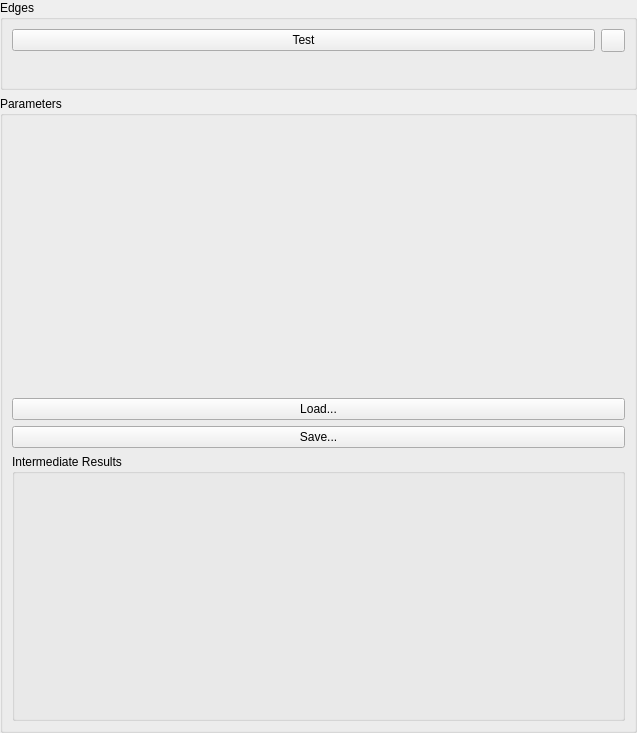
ImagingTools/AcfPublic, file AcfSln/Include/iedgegui/CEdgeLinesSupplierGuiComp.ui: the form before one commit.
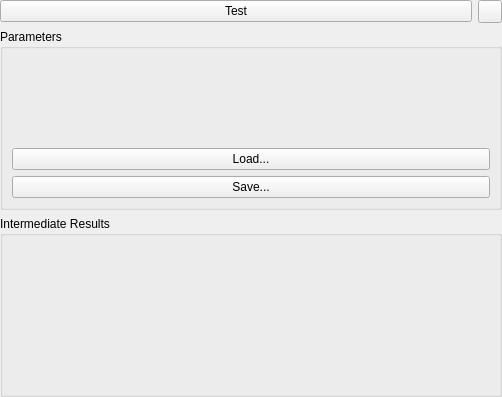
The form after the commit. Icons and pictures are not drawn.

Diff of the .ui file:
```diff
--- a/AcfSln/Include/iedgegui/CEdgeLinesSupplierGuiComp.ui
+++ b/AcfSln/Include/iedgegui/CEdgeLinesSupplierGuiComp.ui
@@ -6,121 +6,25 @@
    <rect>
     <x>0</x>
     <y>0</y>
-    <width>637</width>
-    <height>733</height>
+    <width>502</width>
+    <height>397</height>
    </rect>
   </property>
   <property name="windowTitle">
    <string>Form</string>
   </property>
-  <layout class="QVBoxLayout" name="verticalLayout_3">
+  <layout class="QGridLayout" name="gridLayout">
    <property name="margin">
     <number>0</number>
    </property>
-   <item>
-    <widget class="QGroupBox" name="groupBox">
-     <property name="sizePolicy">
-      <sizepolicy hsizetype="Preferred" vsizetype="Maximum">
-       <horstretch>0</horstretch>
-       <verstretch>0</verstretch>
-      </sizepolicy>
-     </property>
-     <property name="title">
-      <string>Edges</string>
-     </property>
-     <layout class="QVBoxLayout" name="verticalLayout_2">
-      <property name="spacing">
-       <number>6</number>
-      </property>
-      <property name="margin">
-       <number>9</number>
-      </property>
-      <item>
-       <layout class="QHBoxLayout" name="horizontalLayout">
-        <item>
-         <widget class="QPushButton" name="TestButton">
-          <property name="sizePolicy">
-           <sizepolicy hsizetype="Preferred" vsizetype="Fixed">
-            <horstretch>0</horstretch>
-            <verstretch>0</verstretch>
-           </sizepolicy>
-          </property>
-          <property name="text">
-           <string>Test</string>
-          </property>
-         </widget>
-        </item>
-        <item>
-         <widget class="QToolButton" name="AutoUpdateButton">
-          <property name="sizePolicy">
-           <sizepolicy hsizetype="Fixed" vsizetype="Minimum">
-            <horstretch>0</horstretch>
-            <verstretch>0</verstretch>
-           </sizepolicy>
-          </property>
-          <property name="text">
-           <string/>
-          </property>
-          <property name="icon">
-           <iconset>
-            <normaloff>:/Icons/AutoUpdate.svg</normaloff>:/Icons/AutoUpdate.svg</iconset>
-          </property>
-          <property name="checkable">
-           <bool>true</bool>
-          </property>
-         </widget>
-        </item>
-       </layout>
-      </item>
-      <item>
-       <widget class="QFrame" name="ResultsLabel">
-        <property name="frameShape">
-         <enum>QFrame::NoFrame</enum>
-        </property>
-        <property name="frameShadow">
-         <enum>QFrame::Raised</enum>
-        </property>
-        <layout class="QHBoxLayout">
-         <property name="margin">
-          <number>0</number>
-         </property>
-         <item>
-          <spacer name="horizontalSpacer">
-           <property name="orientation">
-            <enum>Qt::Horizontal</enum>
-           </property>
-           <property name="sizeType">
-            <enum>QSizePolicy::Expanding</enum>
-           </property>
-           <property name="sizeHint" stdset="0">
-            <size>
-             <width>40</width>
-             <height>20</height>
-            </size>
-           </property>
-          </spacer>
-         </item>
-         <item>
-          <widget class="QLabel" name="ProcessingTimeLabel">
-           <property name="sizePolicy">
-            <sizepolicy hsizetype="Maximum" vsizetype="Preferred">
-             <horstretch>0</horstretch>
-             <verstretch>0</verstretch>
-            </sizepolicy>
-           </property>
-           <property name="text">
-            <string/>
-           </property>
-          </widget>
-         </item>
-        </layout>
-       </widget>
-      </item>
-     </layout>
-    </widget>
-   </item>
-   <item>
+   <item row="2" column="0" colspan="2">
     <widget class="QGroupBox" name="ParamsGB">
+     <property name="sizePolicy">
+      <sizepolicy hsizetype="Preferred" vsizetype="Minimum">
+       <horstretch>0</horstretch>
+       <verstretch>0</verstretch>
+      </sizepolicy>
+     </property>
      <property name="title">
       <string>Parameters</string>
      </property>
@@ -175,17 +79,54 @@
         </property>
        </widget>
       </item>
-      <item>
-       <widget class="QGroupBox" name="IntResultsFrame">
-        <property name="title">
-         <string>Intermediate Results</string>
-        </property>
-        <layout class="QVBoxLayout" name="verticalLayout"/>
-       </widget>
-      </item>
      </layout>
     </widget>
    </item>
+   <item row="0" column="1">
+    <widget class="QToolButton" name="AutoUpdateButton">
+     <property name="text">
+      <string/>
+     </property>
+     <property name="icon">
+      <iconset resource="../../../Acf/Include/iqtgui/iqtgui.qrc">
+       <normaloff>:/Icons/AutoUpdate.svg</normaloff>:/Icons/AutoUpdate.svg</iconset>
+     </property>
+     <property name="checkable">
+      <bool>true</bool>
+     </property>
+    </widget>
+   </item>
+   <item row="3" column="0" colspan="2">
+    <widget class="QGroupBox" name="IntResultsFrame">
+     <property name="sizePolicy">
+      <sizepolicy hsizetype="Preferred" vsizetype="Minimum">
+       <horstretch>0</horstretch>
+       <verstretch>0</verstretch>
+      </sizepolicy>
+     </property>
+     <property name="title">
+      <string>Intermediate Results</string>
+     </property>
+     <layout class="QVBoxLayout" name="verticalLayout"/>
+    </widget>
+   </item>
+   <item row="0" column="0">
+    <widget class="QPushButton" name="TestButton">
+     <property name="sizePolicy">
+      <sizepolicy hsizetype="Preferred" vsizetype="Fixed">
+       <horstretch>0</horstretch>
+       <verstretch>0</verstretch>
+      </sizepolicy>
+     </property>
+     <property name="text">
+      <string>Test</string>
+     </property>
+     <property name="icon">
+      <iconset resource="../../../Acf/Include/iqtgui/iqtgui.qrc">
+       <normaloff>:/Icons/Play.svg</normaloff>:/Icons/Play.svg</iconset>
+     </property>
+    </widget>
+   </item>
   </layout>
  </widget>
  <resources/>
```
Left out of the diff: 4 changed lines with no effect on the pictures.
